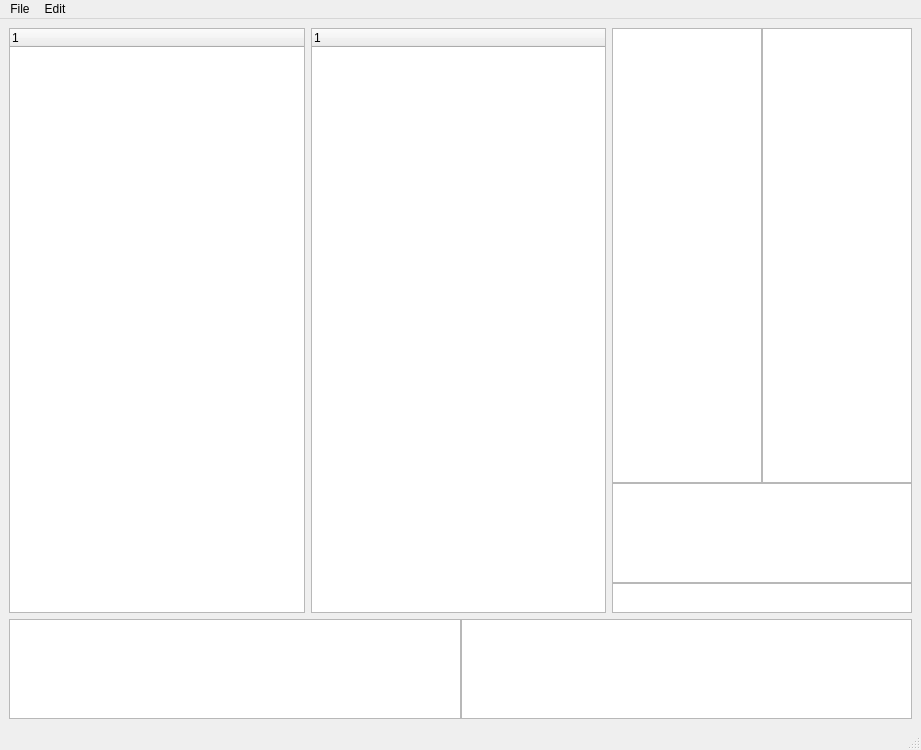
Above: tag_tree_management.ui from djasoid/pixiv_pictures_manager before the change. Below: the same form after it.
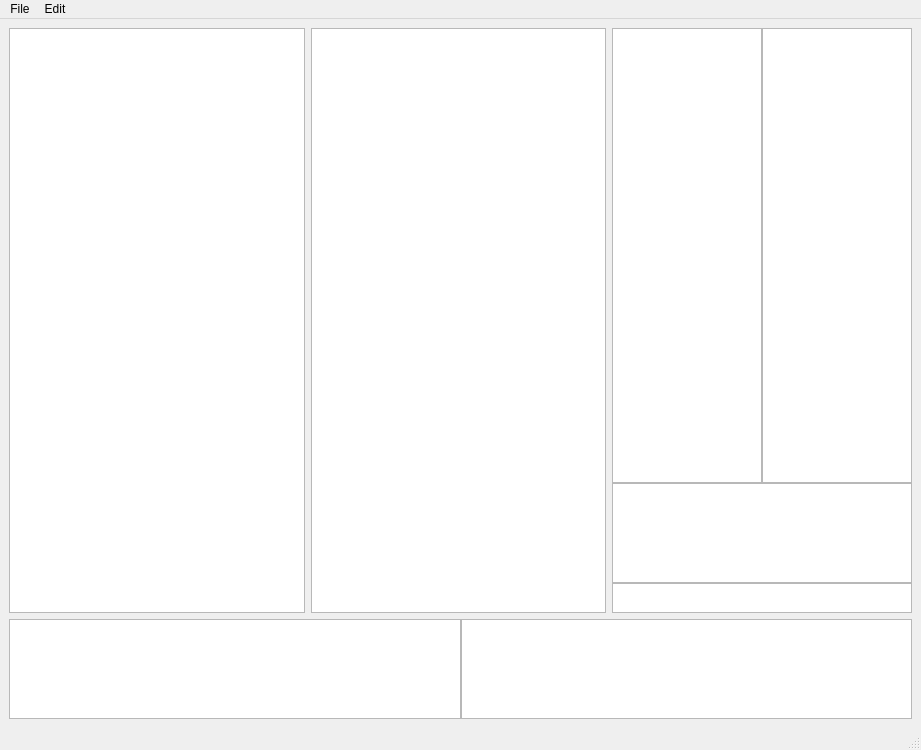
That is the form after the change. Custom widgets are drawn as their Qt base class.

What changed in the file:
```diff
--- a/tag_tree_management.ui
+++ b/tag_tree_management.ui
@@ -62,6 +62,12 @@
          <property name="animated">
           <bool>true</bool>
          </property>
+         <property name="headerHidden">
+          <bool>true</bool>
+         </property>
+         <property name="columnCount">
+          <number>1</number>
+         </property>
          <column>
           <property name="text">
            <string notr="true">1</string>
@@ -80,6 +86,12 @@
          <property name="animated">
           <bool>true</bool>
          </property>
+         <property name="headerHidden">
+          <bool>true</bool>
+         </property>
+         <property name="columnCount">
+          <number>1</number>
+         </property>
          <column>
           <property name="text">
            <string notr="true">1</string>
@@ -98,7 +110,7 @@
             <number>0</number>
            </property>
            <item>
-            <widget class="QListWidget" name="new_tag_orignal_lst">
+            <widget class="QListWidget" name="new_tag_transl_lst">
              <property name="sizePolicy">
               <sizepolicy hsizetype="Preferred" vsizetype="Expanding">
                <horstretch>0</horstretch>
@@ -129,7 +141,7 @@
             </widget>
            </item>
            <item>
-            <widget class="QListWidget" name="new_tag_transl_lst">
+            <widget class="QListWidget" name="new_tag_orignal_lst">
              <property name="sizePolicy">
               <sizepolicy hsizetype="Preferred" vsizetype="Expanding">
                <horstretch>0</horstretch>
@@ -313,6 +325,13 @@
    </property>
   </action>
  </widget>
+ <customwidgets>
+  <customwidget>
+   <class>MainTagTreeWidget</class>
+   <extends>QTreeWidget</extends>
+   <header location="global">Ui_Custom_Widget</header>
+  </customwidget>
+ </customwidgets>
  <resources/>
  <connections/>
 </ui>
```
Left out of the diff: 12 changed lines with no effect on the pictures.
